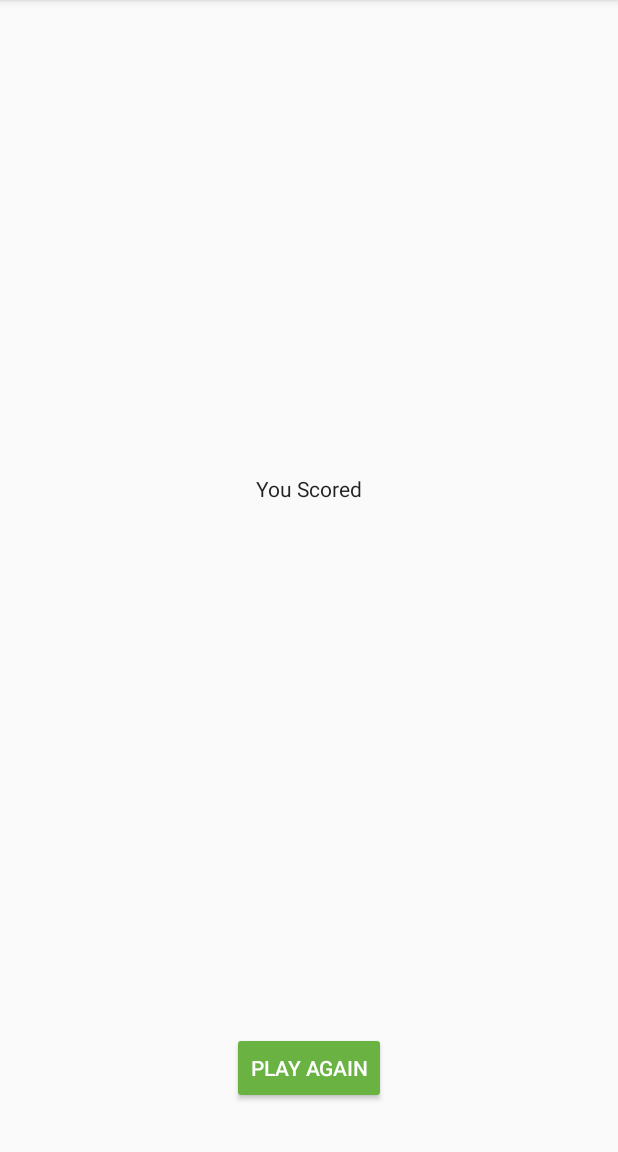
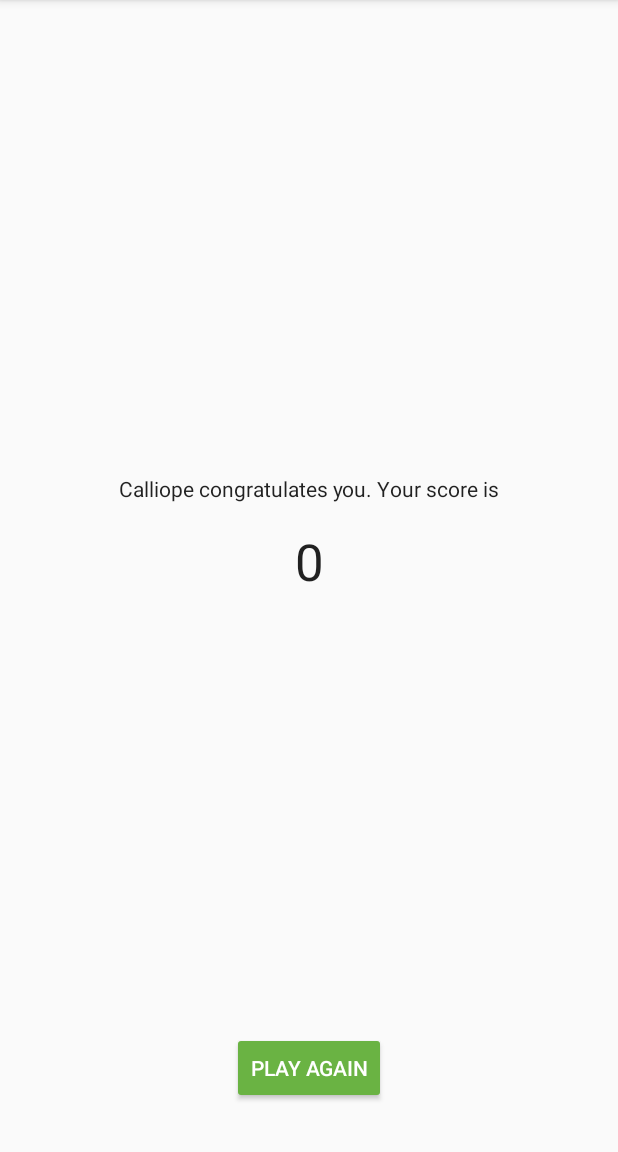
Before and after one commit to ArtemisSoftware/Calliope-Poetry, an Android app: the ScoreFragment screen opened through its navigation route, on a phone screen of 412 x 824 dp, the part 84-1236 px from its top. Run offline under Robolectric (Android 15) with nearby library versions, the phone set to English and light mode, and no system bars; our stand-ins replace data binding.

Commit message:
ScoreFragment

```diff
--- a/app/build.gradle
+++ b/app/build.gradle
@@ -27,6 +27,14 @@ android {
     buildFeatures {
         dataBinding true
     }
+
+    compileOptions {
+        sourceCompatibility = JavaVersion.VERSION_1_8
+        targetCompatibility = JavaVersion.VERSION_1_8
+    }
+    kotlinOptions {
+        jvmTarget = JavaVersion.VERSION_1_8
+    }
 }
 
 dependencies {
--- a/app/src/main/java/com/artemissoftware/calliopepoetry/score/ScoreFragment.kt
+++ b/app/src/main/java/com/artemissoftware/calliopepoetry/score/ScoreFragment.kt
@@ -2,8 +2,12 @@ package com.artemissoftware.calliopepoetry.score
 
 import android.os.Bundle
 import android.view.View
+import android.widget.Toast
 import androidx.fragment.app.Fragment
+import androidx.lifecycle.Observer
 import androidx.lifecycle.ViewModelProvider
+import androidx.navigation.fragment.findNavController
+import androidx.navigation.fragment.navArgs
 import com.artemissoftware.calliopepoetry.R
 import com.artemissoftware.calliopepoetry.databinding.ScoreFragmentBinding
 import com.artemissoftware.calliopepoetry.game.GameViewModel
@@ -13,7 +17,9 @@ class ScoreFragment : Fragment(R.layout.score_fragment){
     private var _binding : ScoreFragmentBinding? = null
     private val binding get() = _binding!!
 
-    //private lateinit var viewModel: GameViewModel
+    private val args by navArgs<ScoreFragmentArgs>()
+
+    private lateinit var viewModel: ScoreViewModel
 
 
     override fun onViewCreated(view: View, savedInstanceState: Bundle?) {
@@ -21,7 +27,23 @@ class ScoreFragment : Fragment(R.layout.score_fragment){
 
         _binding = ScoreFragmentBinding.bind(view)
 
-        //viewModel = ViewModelProvider(this).get(GameViewModel::class.java)
+        viewModel = ViewModelProvider(this).get(ScoreViewModel::class.java)
+
+        binding.apply {
+
+            scoreViewModel = viewModel
+            lifecycleOwner  = viewLifecycleOwner
+            score = args.score
+        }
+
+        // Navigates back to game when button is pressed
+
+        viewModel.eventPlayAgain.observe(viewLifecycleOwner, Observer { playAgain ->
+            if (playAgain) {
+                findNavController().navigate(ScoreFragmentDirections.actionScoreFragmentToGameFragment())
+                viewModel.onPlayAgainComplete()
+            }
+        })
 
     }
 
--- a/app/src/main/res/layout/score_fragment.xml
+++ b/app/src/main/res/layout/score_fragment.xml
@@ -4,6 +4,17 @@
     xmlns:app="http://schemas.android.com/apk/res-auto"
     xmlns:tools="http://schemas.android.com/tools"
     tools:context=".score.ScoreFragment">
+
+
+    <data>
+        <variable
+            name="scoreViewModel"
+            type="com.artemissoftware.calliopepoetry.score.ScoreViewModel" />
+
+        <variable
+            name="score"
+            type="Integer" />
+    </data>
 
     <androidx.constraintlayout.widget.ConstraintLayout
         android:id="@+id/score_layout"
@@ -43,6 +54,8 @@
             app:layout_constraintStart_toStartOf="parent"
             app:layout_constraintTop_toBottomOf="@+id/you_scored_text"
             app:layout_constraintVertical_chainStyle="packed"
+
+            android:text="@{String.valueOf(score)}"
             tools:text="40" />
 
         <Button
@@ -51,6 +64,7 @@
             android:layout_height="wrap_content"
             android:layout_marginBottom="32dp"
             android:text="@string/play_again"
+            android:onClick="@{() -> scoreViewModel.onPlayAgain()}"
             android:theme="@style/GoButton"
             android:visibility="visible"
             app:layout_constraintBottom_toBottomOf="parent"
--- a/app/src/main/res/values/strings.xml
+++ b/app/src/main/res/values/strings.xml
@@ -2,7 +2,7 @@
     <string name="app_name">CalliopePoetry</string>
     <string name="skip">Skip</string>
     <string name="play_again">Play Again</string>
-    <string name="you_scored">You Scored</string>
+    <string name="you_scored">Calliope congratulates you. Your score is</string>
     <string name="title_text">guess the word!</string>
     <string name="play_button">Play</string>
     <string name="get_ready">Get ready to</string>
```
